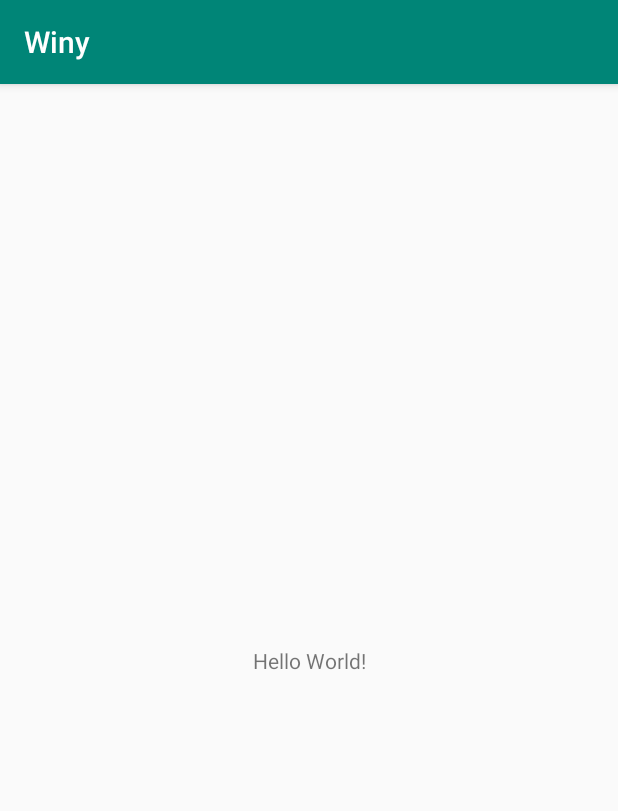
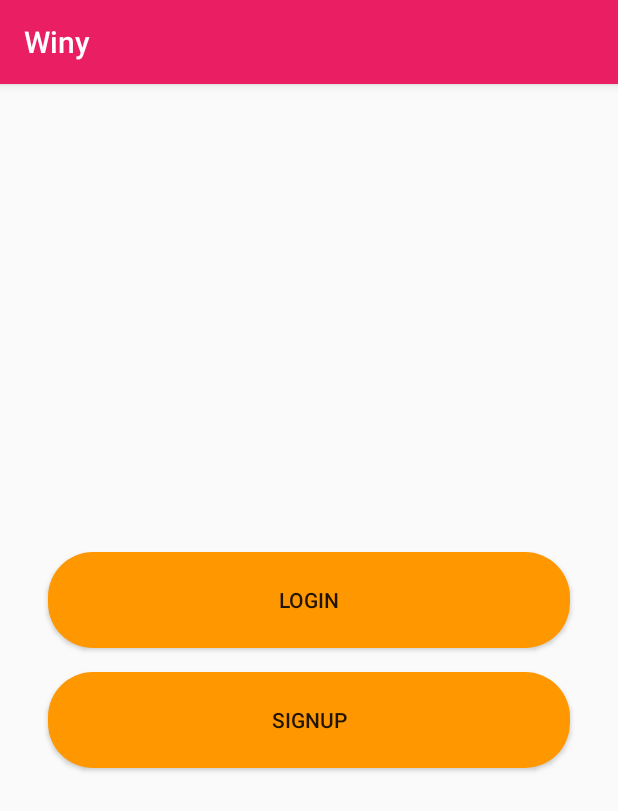
Before and after one commit to AlexStroia/Winy, an Android app: the screen it shows after launch (BaseActivity before the commit, LoginSignupActivity after it), on a phone screen of 412 x 824 dp. Shown: the top 811 px of the screen. Run offline under Robolectric (Android 15) with nearby library versions, the phone set to English and light mode, and no system bars.

Commit message:
Added layout for the loginsignup activity

```diff
--- a/app/src/main/AndroidManifest.xml
+++ b/app/src/main/AndroidManifest.xml
@@ -9,7 +9,7 @@
         android:roundIcon="@mipmap/ic_launcher_round"
         android:supportsRtl="true"
         android:theme="@style/AppTheme">
-        <activity android:name=".BaseActivity">
+        <activity android:name=".LoginSignupActivity">
             <intent-filter>
                 <action android:name="android.intent.action.MAIN" />
 
--- a/app/src/main/java/co/alexdev/winy/BaseActivity.java
+++ b/app/src/main/java/co/alexdev/winy/LoginSignupActivity.java
@@ -4,11 +4,11 @@ import androidx.appcompat.app.AppCompatActivity;
 
 import android.os.Bundle;
 
-public class BaseActivity extends AppCompatActivity {
+public class LoginSignupActivity extends AppCompatActivity {
 
     @Override
     protected void onCreate(Bundle savedInstanceState) {
         super.onCreate(savedInstanceState);
-        setContentView(R.layout.activity_base);
+        setContentView(R.layout.activity_login_signup);
     }
 }
--- /dev/null
+++ b/app/src/main/res/drawable/round_button_ripple.xml
@@ -0,0 +1,11 @@
+<?xml version="1.0" encoding="utf-8"?>
+<ripple xmlns:android="http://schemas.android.com/apk/res/android"
+    android:color="?android:colorControlHighlight">
+    <item>
+        <shape android:shape="rectangle">
+            <corners android:radius="@dimen/rounded_button_radius"/>
+            <solid android:color="@color/colorAccent"/>
+        </shape>
+    </item>
+
+</ripple>
--- a/app/src/main/res/layout/activity_base.xml
+++ /dev/null
@@ -1,18 +0,0 @@
-<?xml version="1.0" encoding="utf-8"?>
-<androidx.constraintlayout.widget.ConstraintLayout xmlns:android="http://schemas.android.com/apk/res/android"
-    xmlns:app="http://schemas.android.com/apk/res-auto"
-    xmlns:tools="http://schemas.android.com/tools"
-    android:layout_width="match_parent"
-    android:layout_height="match_parent"
-    tools:context=".BaseActivity">
-
-    <TextView
-        android:layout_width="wrap_content"
-        android:layout_height="wrap_content"
-        android:text="Hello World!"
-        app:layout_constraintBottom_toBottomOf="parent"
-        app:layout_constraintLeft_toLeftOf="parent"
-        app:layout_constraintRight_toRightOf="parent"
-        app:layout_constraintTop_toTopOf="parent" />
-
-</androidx.constraintlayout.widget.ConstraintLayout>
--- /dev/null
+++ b/app/src/main/res/layout/activity_login_signup.xml
@@ -0,0 +1,36 @@
+<?xml version="1.0" encoding="utf-8"?>
+<androidx.constraintlayout.widget.ConstraintLayout xmlns:android="http://schemas.android.com/apk/res/android"
+    xmlns:app="http://schemas.android.com/apk/res-auto"
+    xmlns:tools="http://schemas.android.com/tools"
+    android:layout_width="match_parent"
+    android:layout_height="match_parent"
+    tools:context=".LoginSignupActivity">
+
+    <Button
+        android:id="@+id/btnLogin"
+        style="@style/ButtonCornerRadiusTheme"
+        android:layout_width="0dp"
+        android:layout_height="@dimen/button_height"
+        android:text="@string/login"
+        app:layout_constraintBottom_toTopOf="@+id/btnSignup"
+        app:layout_constraintEnd_toEndOf="parent"
+        app:layout_constraintHorizontal_bias="0.5"
+        app:layout_constraintStart_toStartOf="parent"
+        app:layout_constraintTop_toTopOf="parent"
+        app:layout_constraintVertical_chainStyle="packed"
+        tools:text="Login" />
+
+    <Button
+        android:id="@+id/btnSignup"
+        style="@style/ButtonCornerRadiusTheme"
+        android:layout_width="0dp"
+        android:layout_height="@dimen/button_height"
+        android:layout_marginTop="@dimen/rounded_button_margin_top"
+        android:text="@string/signup"
+        app:layout_constraintBottom_toBottomOf="parent"
+        app:layout_constraintEnd_toEndOf="parent"
+        app:layout_constraintStart_toStartOf="parent"
+        app:layout_constraintTop_toBottomOf="@+id/btnLogin"
+        tools:text="Sign up" />
+
+</androidx.constraintlayout.widget.ConstraintLayout>
--- a/app/src/main/res/values/colors.xml
+++ b/app/src/main/res/values/colors.xml
@@ -1,6 +1,11 @@
 <?xml version="1.0" encoding="utf-8"?>
 <resources>
-    <color name="colorPrimary">#008577</color>
-    <color name="colorPrimaryDark">#00574B</color>
-    <color name="colorAccent">#D81B60</color>
+    <color name="colorPrimary">#E91E63</color>
+    <color name="colorPrimaryDark">#C2185B</color>
+    <color name="colorAccent">#FF9800</color>
+    <color name="primary_light">#FFCDD2</color>
+    <color name="primary_text">#212121</color>
+    <color name="secondary_text">#757575</color>
+    <color name="icons">#FFFFFF</color>
+    <color name="divider">#BDBDBD</color>
 </resources>
--- /dev/null
+++ b/app/src/main/res/values/dimens.xml
@@ -0,0 +1,12 @@
+<?xml version="1.0" encoding="utf-8"?>
+<resources>
+    <dimen name="default_content_margin">8dp</dimen>
+    <dimen name="rounded_button_radius">30dp</dimen>
+
+    <!--LoginSignupActivity-->
+    <dimen name="button_width">180dp</dimen>
+    <dimen name="button_height">64dp</dimen>
+    <dimen name="button_elevation">16dp</dimen>
+    <dimen name="rounded_button_margin">32dp</dimen>
+    <dimen name="rounded_button_margin_top">16dp</dimen>
+</resources>
--- a/app/src/main/res/values/strings.xml
+++ b/app/src/main/res/values/strings.xml
@@ -1,3 +1,5 @@
 <resources>
     <string name="app_name">Winy</string>
+    <string name="login">Login</string>
+    <string name="signup">Signup</string>
 </resources>
--- a/app/src/main/res/values/styles.xml
+++ b/app/src/main/res/values/styles.xml
@@ -8,4 +8,10 @@
         <item name="colorAccent">@color/colorAccent</item>
     </style>
 
+    <style name="ButtonCornerRadiusTheme" parent="Base.TextAppearance.AppCompat.Widget.Button">
+        <item name="android:background">@drawable/round_button_ripple</item>
+        <item name="android:elevation">@dimen/button_elevation</item>
+        <item name="android:layout_marginStart">@dimen/rounded_button_margin</item>
+        <item name="android:layout_marginEnd">@dimen/rounded_button_margin</item>
+    </style>
 </resources>
```
